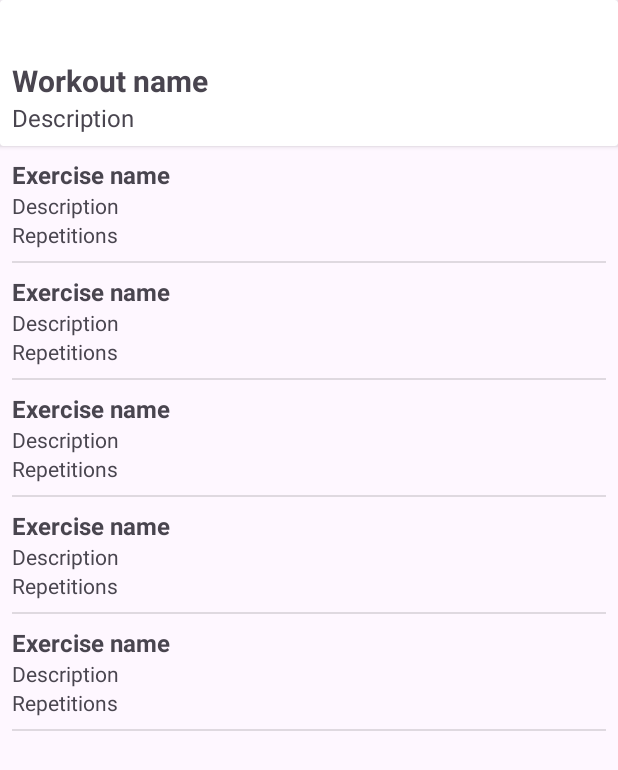
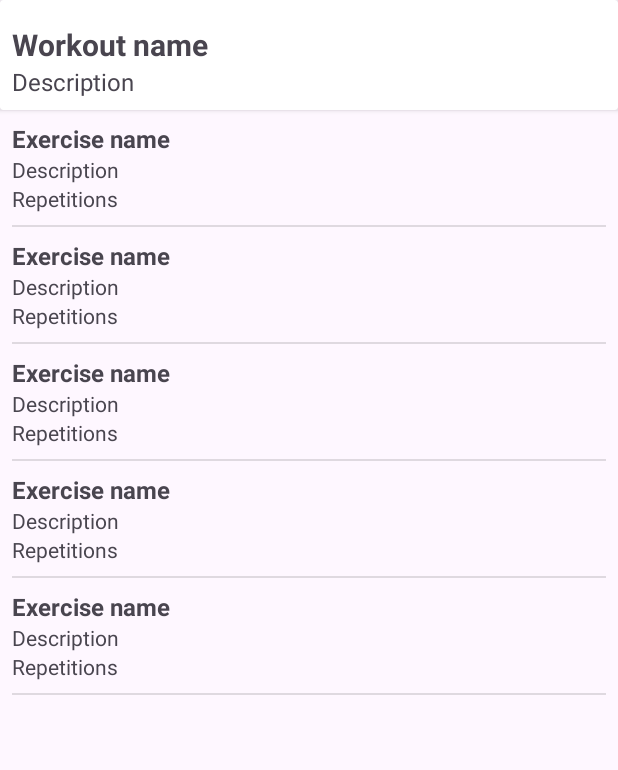
Before and after one commit to GabrielPortari/WorkoutPlannerApp, an Android app: the layout activity_show_workout.xml on its own in the app's theme, with its tools: preview values and no code run, on a phone screen of 412 x 824 dp. Shown: the top 770 px of the screen. Run offline under Robolectric (Android 15) with nearby library versions, the phone set to English and light mode, and no system bars.

Commit message:
Formatação das entradas de texto

```diff
--- a/app/src/main/java/com/gabrielportari/workoutplannerapp/view/activity/SelectWeekActivity.kt
+++ b/app/src/main/java/com/gabrielportari/workoutplannerapp/view/activity/SelectWeekActivity.kt
@@ -67,7 +67,7 @@ class SelectWeekActivity : AppCompatActivity() {
 
         viewModel.validation.observe(this) {
             if (it.status()) {
-                showToast(resources.getString(R.string.success_edit_week))
+                showToast(resources.getString(R.string.selected_week_updated))
             } else {
                 showToast(it.message())
             }
--- a/app/src/main/res/layout/activity_show_workout.xml
+++ b/app/src/main/res/layout/activity_show_workout.xml
@@ -15,15 +15,12 @@
         <LinearLayout
             android:layout_width="match_parent"
             android:layout_height="wrap_content"
+            android:layout_marginTop="8dp"
             android:elevation="2dp"
             android:orientation="vertical"
             android:padding="8dp"
             android:paddingTop="4dp"
             android:paddingBottom="8dp">
-
-            <Space
-                android:layout_width="match_parent"
-                android:layout_height="32dp" />
 
             <TextView
                 android:id="@+id/text_show_workout_name"
--- a/app/src/main/res/values/strings.xml
+++ b/app/src/main/res/values/strings.xml
@@ -46,6 +46,8 @@
     <string name="what_week">What week of training are you using?</string>
     <string name="need_help"><u>Need help?</u></string>
 
+    <string name="selected_week_updated">Selected week updated</string>
+
     <!-- help -->
     <string name="q_what_is">What is a workout planner?</string>
     <string name="ans_what_is">Workout planner is an application for you to easily create workouts and use them at the gym, without the need for physical training sheets.</string>
@@ -93,10 +95,8 @@
     <!-- EditText error messages -->
     <string name="fill_name">Fill the name before continue</string>"
 
-
     <string name="fill_sets">Fill the number of sets before continue</string>"
     <string name="fill_exercise_name">Fill the exercise name before continue</string>"
-    <string name="fill_exercise_description">Fill the exercise description before continue</string>"
 
     <string name="fill_week_name">Fill the week name before continue</string>"
     <string name="fill_week_description">Fill the week description before continue</string>"
```
Also changed, not shown: 1 other file.
